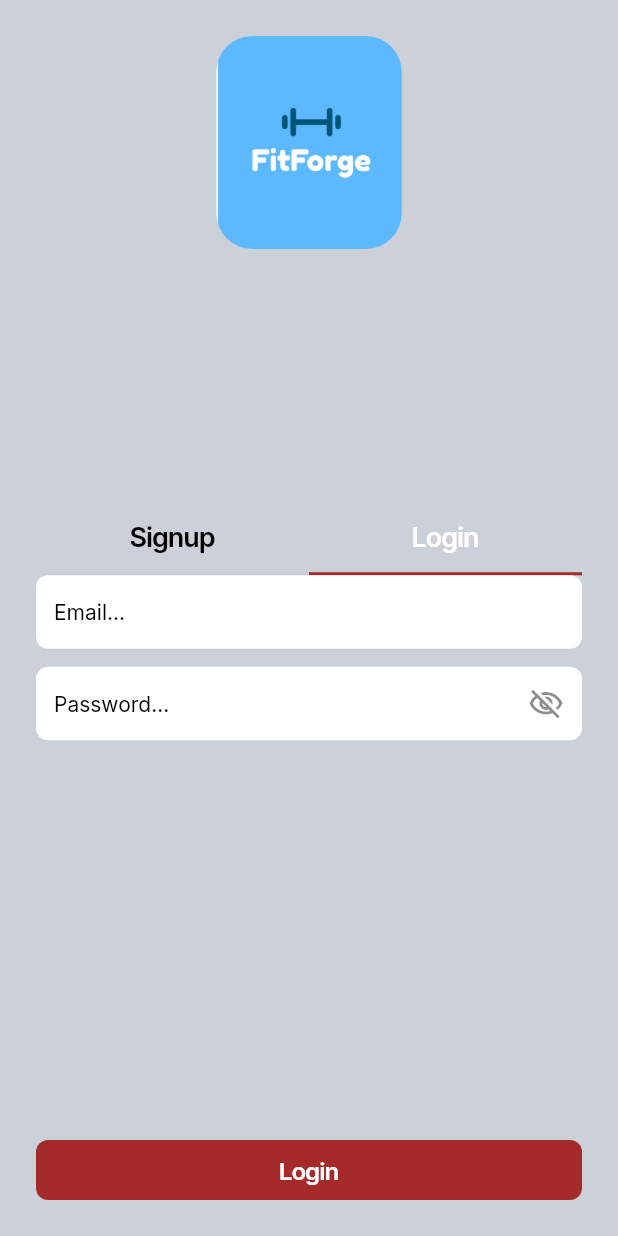
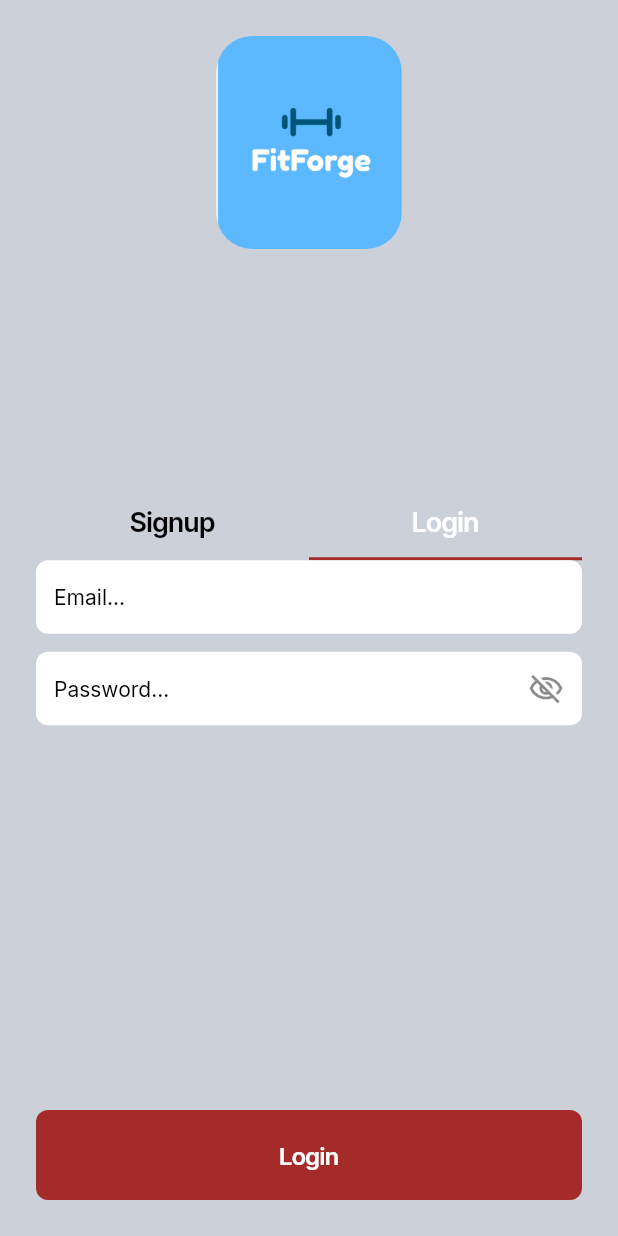
Before and after one commit to efsa95/routine305, a Flutter app: the screen it shows after launch, tab 2 chosen, on a phone screen of 412 x 824 dp. Run offline on Flutter 3.47's test engine with Material 3 defaults, Android fonts, the phone set to English and light mode, and no system bars; drawn by our look-alikes of auto_size_text; our stand-ins replace cached_network_image, carousel_slider, cloud_firestore, dropdown_button2, easy_debounce, file_picker and 19 more; missing offline and left inert: json_path, mime_type; accounts and stored records are empty.

Commit message:
Updating to latest FlutterFlow output.

```diff
--- a/lib/login_authentication_profile/account_creation_page/account_creation_page_widget.dart
+++ b/lib/login_authentication_profile/account_creation_page/account_creation_page_widget.dart
@@ -115,6 +115,7 @@ class _AccountCreationPageWidgetState extends State<AccountCreationPageWidget>
                               text: 'Signup',
                             ),
                             Tab(
+                              key: ValueKey('LoginTab_2xl7'),
                               text: 'Login',
                             ),
                           ],
@@ -655,7 +656,7 @@ class _AccountCreationPageWidgetState extends State<AccountCreationPageWidget>
                         text: 'Login',
                         options: FFButtonOptions(
                           width: double.infinity,
-                          height: 40.0,
+                          height: 60.0,
                           padding: EdgeInsetsDirectional.fromSTEB(
                               16.0, 0.0, 16.0, 0.0),
                           iconPadding: EdgeInsetsDirectional.fromSTEB(
```
Also changed, not shown: 1 other file.
